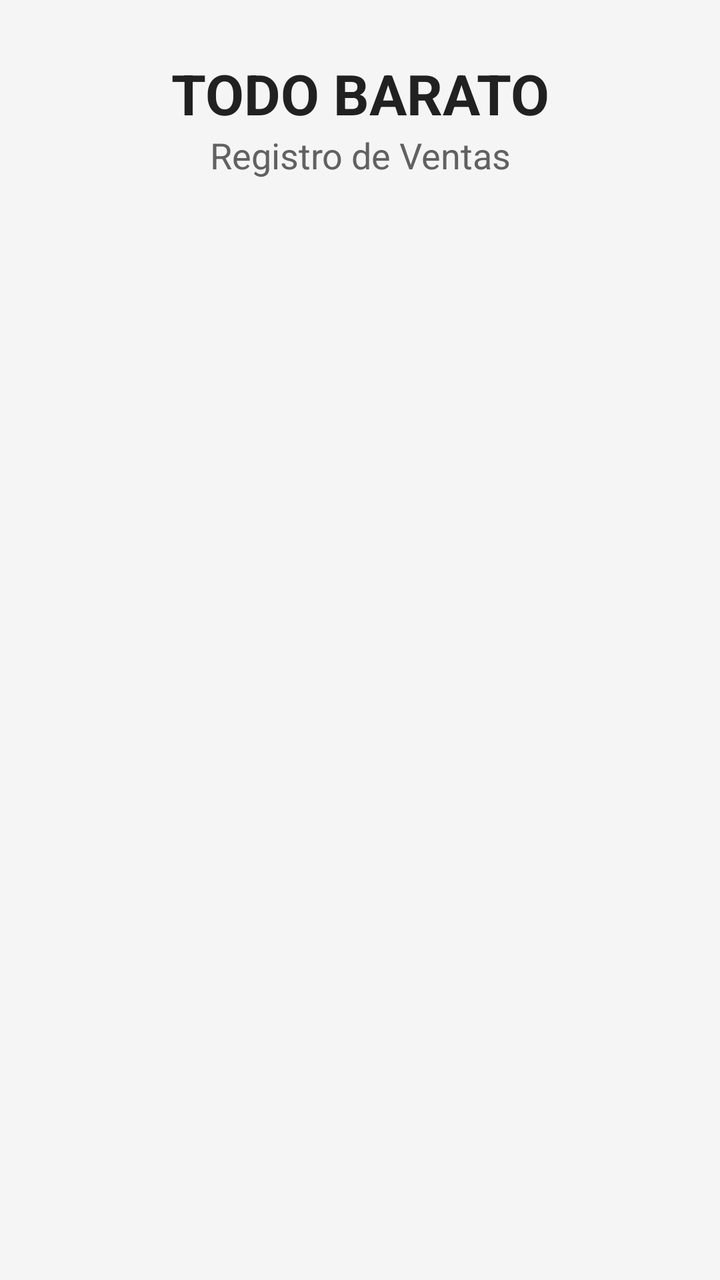
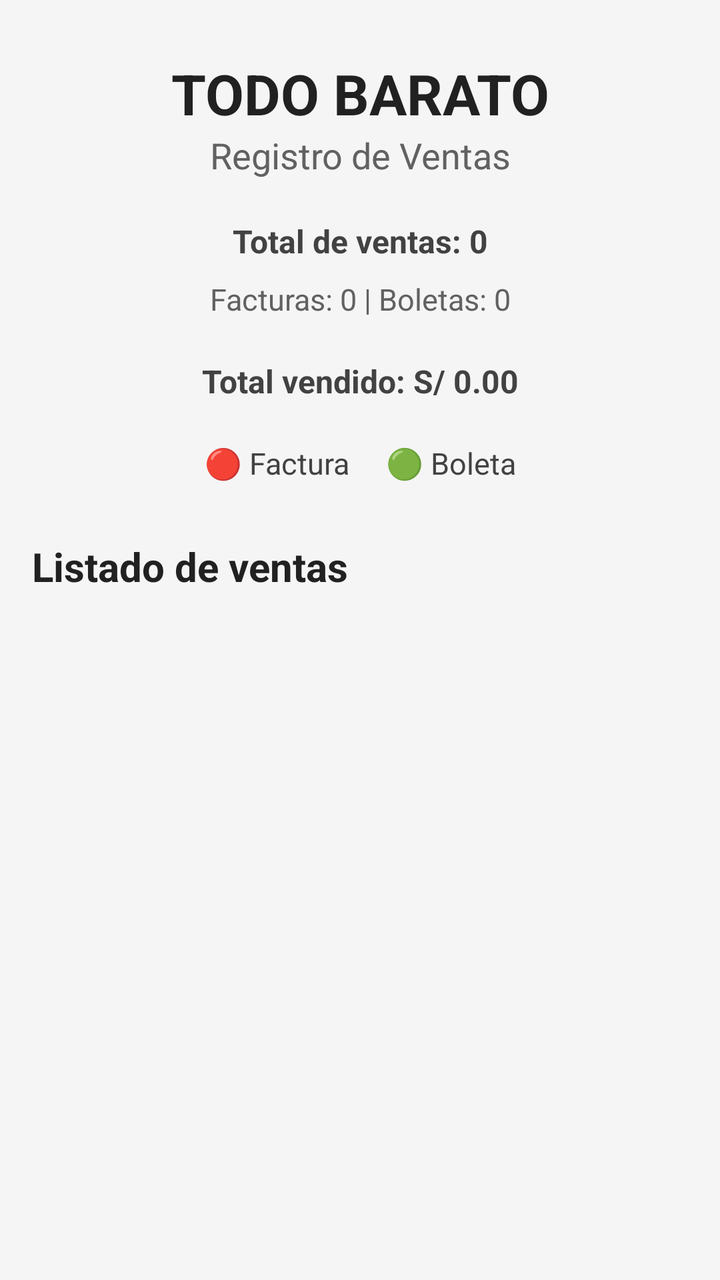

The first picture is an Android layout as it rendered before a commit; the second is the same layout after the commit. The layout source and the unified diff follow.
<!-- AndroidManifest.xml: application theme Theme.TodoBarato -->
<!-- res/layout/activity_main.xml -->
<?xml version="1.0" encoding="utf-8"?>
<ScrollView xmlns:android="http://schemas.android.com/apk/res/android"
    android:layout_width="match_parent"
    android:layout_height="match_parent"
    android:background="#F5F5F5">

    <LinearLayout
        android:layout_width="match_parent"
        android:layout_height="wrap_content"
        android:orientation="vertical"
        android:padding="16dp">

        <TextView
            android:layout_width="match_parent"
            android:layout_height="wrap_content"
            android:text="TODO BARATO"
            android:textSize="28sp"
            android:textStyle="bold"
            android:gravity="center"
            android:textColor="#212121"
            android:paddingTop="12dp" />

        <TextView
            android:layout_width="match_parent"
            android:layout_height="wrap_content"
            android:text="Registro de Ventas"
            android:textSize="18sp"
            android:gravity="center"
            android:textColor="#616161"
            android:paddingBottom="20dp" />

        <LinearLayout
            android:id="@+id/contenedorVentas"
            android:layout_width="match_parent"
            android:layout_height="wrap_content"
            android:orientation="vertical">

        </LinearLayout>

    </LinearLayout>

</ScrollView>
<!-- resources referenced by this layout -->
<resources>
  <style name="Theme.TodoBarato" parent="Base.Theme.TodoBarato" />
  <style name="Base.Theme.TodoBarato" parent="Theme.Material3.DayNight.NoActionBar">
          
          
      </style>
</resources>

<!-- the commit's change to res/layout/activity_main.xml (unified diff, before → after) -->
@@ -10,6 +10,7 @@
         android:orientation="vertical"
         android:padding="16dp">
 
+        
         <TextView
             android:layout_width="match_parent"
             android:layout_height="wrap_content"
@@ -29,13 +30,67 @@
             android:textColor="#616161"
             android:paddingBottom="20dp" />
 
+        
+        <TextView
+            android:id="@+id/txtResumen"
+            android:layout_width="match_parent"
+            android:layout_height="wrap_content"
+            android:text="Total de ventas: 0"
+            android:textSize="16sp"
+            android:textStyle="bold"
+            android:gravity="center"
+            android:textColor="#424242"
+            android:paddingBottom="8dp" />
+
+        <TextView
+            android:id="@+id/txtTipos"
+            android:layout_width="match_parent"
+            android:layout_height="wrap_content"
+            android:text="Facturas: 0 | Boletas: 0"
+            android:textSize="15sp"
+            android:gravity="center"
+            android:textColor="#616161"
+            android:paddingBottom="20dp" />
+
+        
+        <TextView
+            android:id="@+id/txtTotalDinero"
+            android:layout_width="match_parent"
+            android:layout_height="wrap_content"
+            android:text="Total vendido: S/ 0.00"
+            android:textSize="16sp"
+            android:textStyle="bold"
+            android:gravity="center"
+            android:textColor="#424242"
+            android:paddingBottom="20dp" />
+
+        
+        <TextView
+            android:layout_width="match_parent"
+            android:layout_height="wrap_content"
+            android:text="🔴 Factura     🟢 Boleta"
+            android:textSize="15sp"
+            android:gravity="center"
+            android:textColor="#424242"
+            android:paddingBottom="20dp" />
+
+        
+        <TextView
+            android:layout_width="match_parent"
+            android:layout_height="wrap_content"
+            android:text="Listado de ventas"
+            android:textSize="20sp"
+            android:textStyle="bold"
+            android:textColor="#212121"
+            android:paddingTop="8dp"
+            android:paddingBottom="12dp" />
+
+        
         <LinearLayout
             android:id="@+id/contenedorVentas"
             android:layout_width="match_parent"
             android:layout_height="wrap_content"
-            android:orientation="vertical">
-
-        </LinearLayout>
+            android:orientation="vertical" />
 
     </LinearLayout>
 
